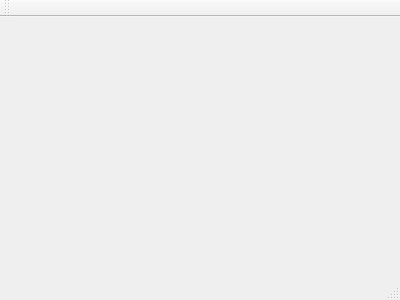
First picture: the form in mainwindow.ui, repository newey499/qiptables, before the edit.
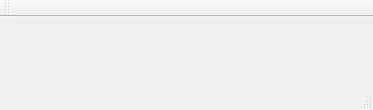
Second picture: the form after the edit.

```diff
--- a/mainwindow.ui
+++ b/mainwindow.ui
@@ -6,8 +6,8 @@
    <rect>
     <x>0</x>
     <y>0</y>
-    <width>400</width>
-    <height>300</height>
+    <width>373</width>
+    <height>110</height>
    </rect>
   </property>
   <property name="windowTitle">
```
Left out of the diff: 2 changed lines with no effect on the pictures.
